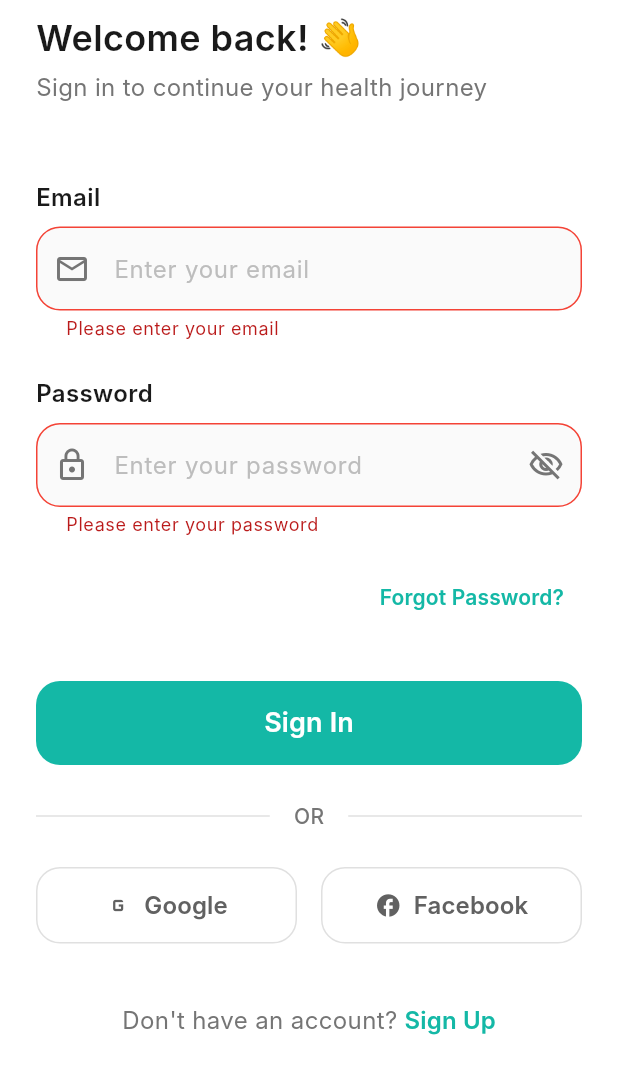
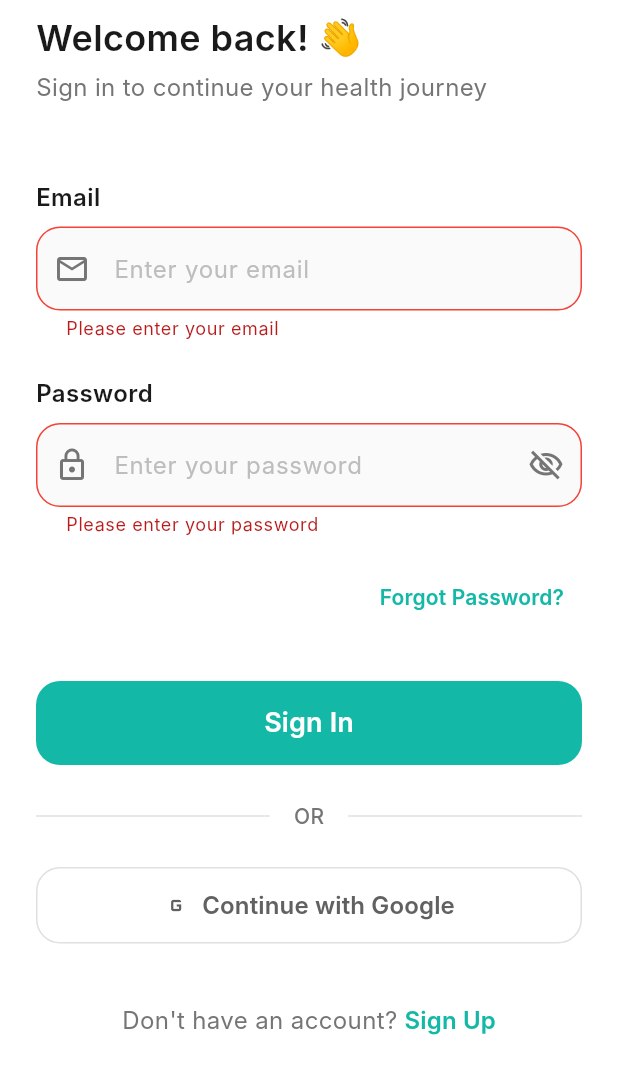
Before and after one commit to pachara-jinnikorn/Health-teen-app, a Flutter app: the LoginScreen screen opened directly, after a tap on "Sign In", on a phone screen of 412 x 824 dp, the part 165-1236 px from its top. Run offline on Flutter 3.47's test engine with Material 3 defaults, Android fonts, the phone set to English and light mode, and no system bars; our stand-ins replace fl_chart, shared_preferences; accounts and stored records are empty; Roboto replaces fonts that are missing (Inter).

Commit message:
update login

```diff
--- a/lib/main.dart
+++ b/lib/main.dart
@@ -3,7 +3,7 @@ import 'package:provider/provider.dart';
 import 'providers/health_data_provider.dart';
 import 'providers/community_provider.dart';
 import 'providers/chat_provider.dart';
-import 'screens/main_screen.dart';
+import 'screens/login_screen.dart';
 import 'utils/constants.dart';
 
 void main() async {
@@ -36,7 +36,7 @@ class HealthTeenApp extends StatelessWidget {
           ),
           useMaterial3: true,
         ),
-        home: const MainScreen(),
+        home: const LoginScreen(),
       ),
     );
   }
--- a/lib/screens/login_screen.dart
+++ b/lib/screens/login_screen.dart
@@ -1,5 +1,6 @@
 import 'package:flutter/material.dart';
 import 'signup_screen.dart';
+import 'main_screen.dart';
 
 class LoginScreen extends StatefulWidget {
   const LoginScreen({Key? key}) : super(key: key);
@@ -31,8 +32,12 @@ class _LoginScreenState extends State<LoginScreen> {
 
       setState(() => _isLoading = false);
 
-      // Navigate to home screen
       // Navigator.pushReplacement(context, MaterialPageRoute(builder: (_) => HomeScreen()));
+      Navigator.pushReplacement(
+        context,
+        MaterialPageRoute(builder: (context) => const MainScreen()),
+      );
+
     }
   }
 
@@ -203,32 +208,17 @@ class _LoginScreenState extends State<LoginScreen> {
                   ),
                   const SizedBox(height: 24),
 
-                  // Social Login Buttons
-                  Row(
-                    children: [
-                      Expanded(
-                        child: _buildSocialButton(
-                          label: 'Google',
-                          icon: Icons.g_mobiledata,
-                          onPressed: () {
-                            // TODO: Google login
-                          },
-                        ),
-                      ),
-                      const SizedBox(width: 16),
-                      Expanded(
-                        child: _buildSocialButton(
-                          label: 'Facebook',
-                          icon: Icons.facebook,
-                          onPressed: () {
-                            // TODO: Facebook login
-                          },
-                        ),
-                      ),
-                    ],
+
+                  // Social Login Button
+                  _buildSocialButton(
+                    label: 'Continue with Google',
+                    icon: Icons.g_mobiledata,
+                    onPressed: () {
+                      // TODO: Google login
+                    },
                   ),
+
                   const SizedBox(height: 40),
-
                   // Sign Up Link
                   Row(
                     mainAxisAlignment: MainAxisAlignment.center,
```
Also changed, not shown: lib/screens/signup_screen.dart (+9 -24 lines).
